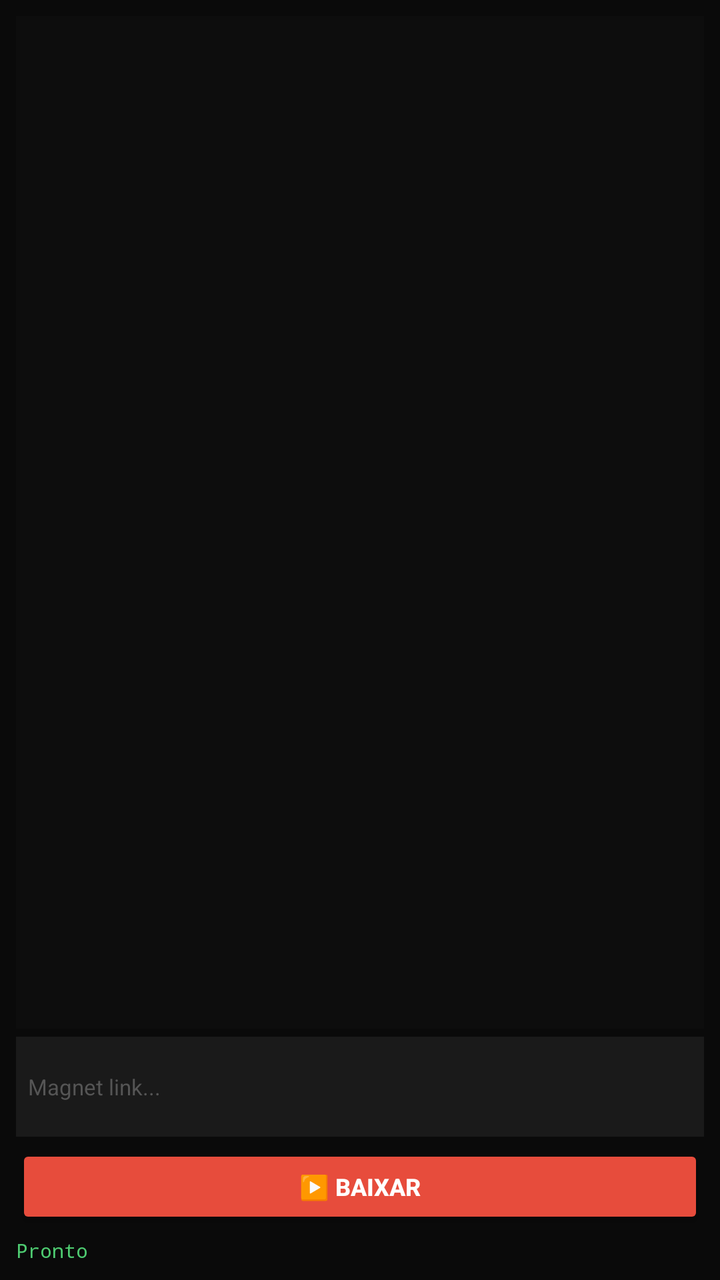
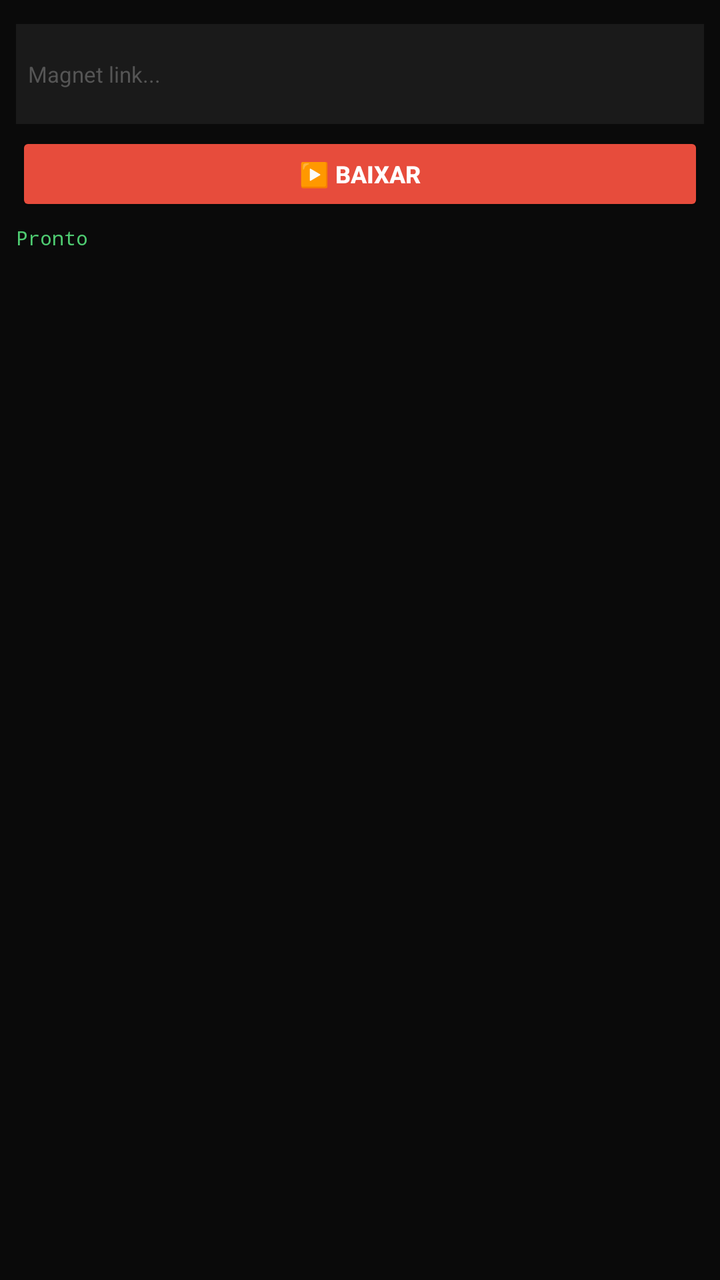

The first picture is an Android layout as it rendered before a commit; the second is the same layout after the commit. The layout source and the unified diff follow.
<!-- AndroidManifest.xml: application theme Theme.AppCompat.NoActionBar -->
<!-- res/layout/activity_main.xml -->
<?xml version="1.0" encoding="utf-8"?>
<LinearLayout xmlns:android="http://schemas.android.com/apk/res/android"
    android:layout_width="match_parent"
    android:layout_height="match_parent"
    android:orientation="vertical"
    android:background="#0a0a0a"
    android:gravity="center_horizontal"
    android:padding="8dp">
    
    <SurfaceView
        android:id="@+id/video_surface"
        android:layout_width="match_parent"
        android:layout_height="wrap_content"
        android:visibility="gone" />
    
    <FrameLayout
        android:id="@+id/loading_overlay"
        android:layout_width="match_parent"
        android:layout_height="150dp"
        android:visibility="gone"
        android:background="#1a1a1a">
        
        <LinearLayout
            android:layout_width="wrap_content"
            android:layout_height="wrap_content"
            android:layout_gravity="center"
            android:orientation="vertical"
            android:gravity="center">
            
            <ProgressBar
                android:id="@+id/spinner_bar"
                android:layout_width="40dp"
                android:layout_height="40dp"
                android:indeterminateTint="#e74c3c" />
            
            <TextView
                android:layout_width="wrap_content"
                android:layout_height="wrap_content"
                android:layout_marginTop="8dp"
                android:text="⏳ Carregando..."
                android:textColor="#e74c3c"
                android:textSize="14sp" />
        </LinearLayout>
    </FrameLayout>
    
    <ScrollView
        android:id="@+id/debug_scroll"
        android:layout_width="match_parent"
        android:layout_height="0dp"
        android:layout_weight="1"
        android:background="#0d0d0d"
        android:padding="4dp">
        
        <TextView
            android:id="@+id/debug_text"
            android:layout_width="match_parent"
            android:layout_height="wrap_content"
            android:textColor="#4ecb71"
            android:textSize="8sp"
            android:fontFamily="monospace" />
    </ScrollView>
    
    <LinearLayout
        android:layout_width="match_parent"
        android:layout_height="wrap_content"
        android:orientation="vertical"
        android:layout_marginTop="4dp">
        
        <EditText
            android:id="@+id/magnet_input"
            android:layout_width="match_parent"
            android:layout_height="50dp"
            android:background="#1a1a1a"
            android:hint="Magnet link..."
            android:textColorHint="#555"
            android:inputType="textMultiLine"
            android:padding="6dp"
            android:textColor="#fff"
            android:textSize="11sp" />
        
        <LinearLayout
            android:layout_width="match_parent"
            android:layout_height="wrap_content"
            android:orientation="horizontal"
            android:layout_marginTop="4dp">
            
            <Button
                android:id="@+id/btn_play"
                android:layout_width="0dp"
                android:layout_height="42dp"
                android:layout_weight="1"
                android:backgroundTint="#e74c3c"
                android:text="▶️ BAIXAR"
                android:textColor="#fff"
                android:textStyle="bold"
                android:textSize="12sp" />
            
            <Button
                android:id="@+id/btn_watch"
                android:layout_width="0dp"
                android:layout_height="42dp"
                android:layout_weight="1"
                android:layout_marginStart="4dp"
                android:backgroundTint="#4ecb71"
                android:text="🎬 ASSISTIR"
                android:textColor="#000"
                android:textStyle="bold"
                android:textSize="12sp"
                android:visibility="gone" />
            
            <Button
                android:id="@+id/btn_stop"
                android:layout_width="0dp"
                android:layout_height="42dp"
                android:layout_weight="1"
                android:layout_marginStart="4dp"
                android:backgroundTint="#555"
                android:text="⏹️ PARAR"
                android:textColor="#fff"
                android:textStyle="bold"
                android:textSize="12sp"
                android:visibility="gone" />
        </LinearLayout>
        
        <ProgressBar
            android:id="@+id/buffer_bar"
            style="?android:attr/progressBarStyleHorizontal"
            android:layout_width="match_parent"
            android:layout_height="4dp"
            android:layout_marginTop="4dp"
            android:progressTint="#e74c3c"
            android:visibility="gone" />
        
        <TextView
            android:id="@+id/status_text"
            android:layout_width="wrap_content"
            android:layout_height="wrap_content"
            android:layout_marginTop="4dp"
            android:text="Pronto"
            android:textColor="#4ecb71"
            android:textSize="10sp"
            android:fontFamily="monospace" />
    </LinearLayout>
    
</LinearLayout>
<!-- resources referenced by this layout -->
<resources>

</resources>

<!-- the commit's change to res/layout/activity_main.xml (unified diff, before → after) -->
@@ -12,6 +12,44 @@
         android:layout_width="match_parent"
         android:layout_height="wrap_content"
         android:visibility="gone" />
+    
+    
+    <LinearLayout
+        android:id="@+id/media_controls"
+        android:layout_width="match_parent"
+        android:layout_height="wrap_content"
+        android:orientation="horizontal"
+        android:gravity="center"
+        android:padding="8dp"
+        android:visibility="gone"
+        android:background="#1a1a1a">
+        
+        <Button
+            android:id="@+id/btn_seek_back"
+            android:layout_width="50dp"
+            android:layout_height="40dp"
+            android:text="⏪"
+            android:textSize="18sp"
+            android:backgroundTint="#333" />
+        
+        <Button
+            android:id="@+id/btn_pause"
+            android:layout_width="60dp"
+            android:layout_height="40dp"
+            android:text="⏸️"
+            android:textSize="18sp"
+            android:backgroundTint="#e74c3c"
+            android:layout_marginStart="8dp"
+            android:layout_marginEnd="8dp" />
+        
+        <Button
+            android:id="@+id/btn_seek_fwd"
+            android:layout_width="50dp"
+            android:layout_height="40dp"
+            android:text="⏩"
+            android:textSize="18sp"
+            android:backgroundTint="#333" />
+    </LinearLayout>
     
     <FrameLayout
         android:id="@+id/loading_overlay"
@@ -32,33 +70,8 @@
                 android:layout_width="40dp"
                 android:layout_height="40dp"
                 android:indeterminateTint="#e74c3c" />
-            
-            <TextView
-                android:layout_width="wrap_content"
-                android:layout_height="wrap_content"
-                android:layout_marginTop="8dp"
-                android:text="⏳ Carregando..."
-                android:textColor="#e74c3c"
-                android:textSize="14sp" />
         </LinearLayout>
     </FrameLayout>
-    
-    <ScrollView
-        android:id="@+id/debug_scroll"
-        android:layout_width="match_parent"
-        android:layout_height="0dp"
-        android:layout_weight="1"
-        android:background="#0d0d0d"
-        android:padding="4dp">
-        
-        <TextView
-            android:id="@+id/debug_text"
-            android:layout_width="match_parent"
-            android:layout_height="wrap_content"
-            android:textColor="#4ecb71"
-            android:textSize="8sp"
-            android:fontFamily="monospace" />
-    </ScrollView>
     
     <LinearLayout
         android:layout_width="match_parent"
